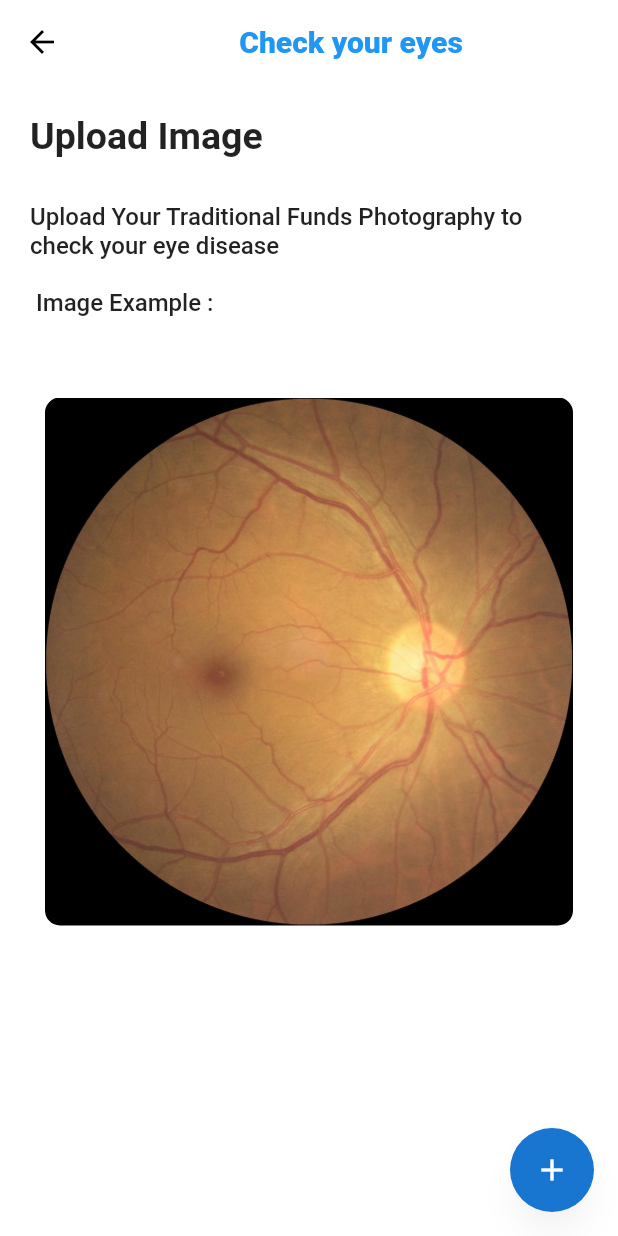
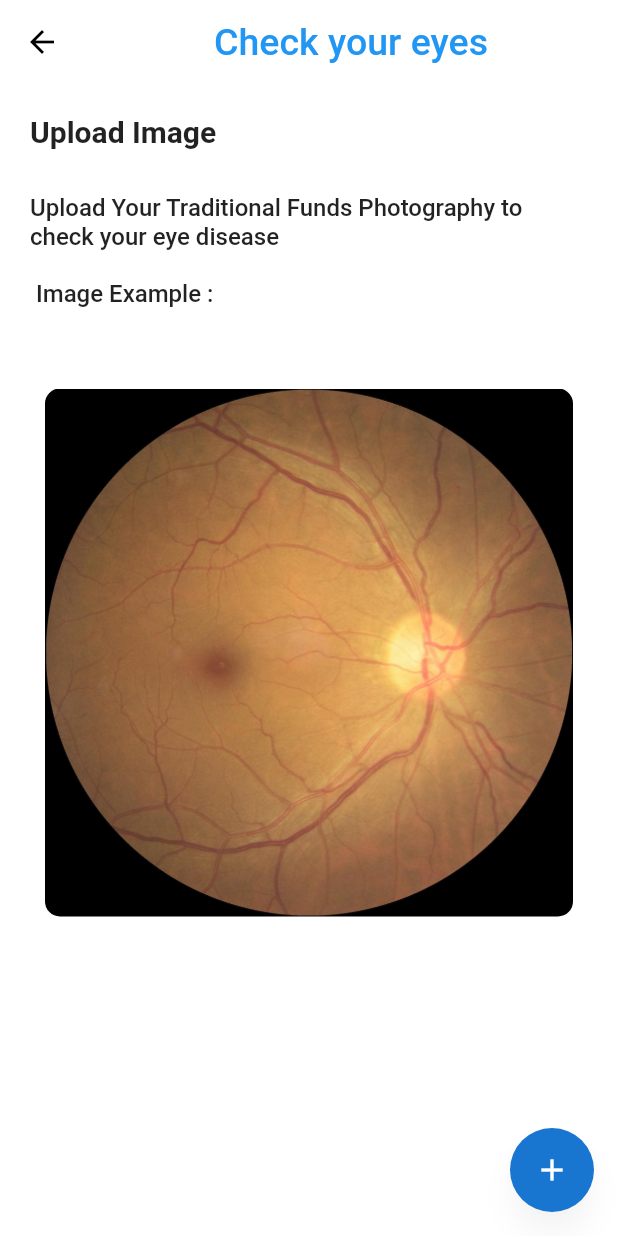
Before and after one commit to tahamoh33/gp_flutter-master, a Flutter app: the DetectionScreen screen opened directly, on a phone screen of 412 x 824 dp. Run offline on Flutter 3.47's test engine with Material 2 defaults, Android fonts, the phone set to English and light mode, and no system bars; drawn by our look-alikes of flutter_speed_dial; our stand-ins replace auto_size_text, cloud_firestore, firebase_auth, firebase_core, firebase_storage, flutter_image_compress and 5 more; missing offline and left inert: tflite; accounts and stored records are empty; Roboto replaces fonts that are missing (@font/montserrat_semibold).

Commit message:
Updated App Bar

```diff
--- a/lib/CustomWidgets/custom_button.dart
+++ b/lib/CustomWidgets/custom_button.dart
@@ -20,6 +20,7 @@ class CustomButton extends StatelessWidget {
       width: width,
       height: height,
       child: ElevatedButton(
+
         onPressed: onPressed,
         style: ElevatedButton.styleFrom(primary: ColorManager.primary),
         child: Text(
--- a/lib/Screens/Authentication/Login.dart
+++ b/lib/Screens/Authentication/Login.dart
@@ -120,13 +120,13 @@ class LoginState extends State<Login> {
       appBar: AppBar(),
       body: SafeArea(
         child: ListView(
-          padding: EdgeInsets.only(left: width * 0.05, right: width * 0.05),
+          padding: EdgeInsets.all(30),
           children: [
             SizedBox(height: height * 0.03),
             Container(
               width: width * 0.5,
               height: height * 0.05,
-              margin: EdgeInsets.only(left: width * 0.1),
+              //margin: EdgeInsets.only(left: width * 0.1),
               child: AutoSizeText(
                 'Login',
                 style: TextStyle(
@@ -150,7 +150,7 @@ class LoginState extends State<Login> {
             //   height: height * 0.02,
             // ),
             Container(
-              margin: EdgeInsets.only(left: width * 0.1, top: height * 0.02),
+              //margin: EdgeInsets.only(left: width * 0.1, top: height * 0.02),
               width: width * 0.3,
               height: height * 0.05,
               child: Text(
--- a/lib/Screens/NavigationScreens/DetectionScreen.dart
+++ b/lib/Screens/NavigationScreens/DetectionScreen.dart
@@ -106,7 +106,12 @@ class _DetectionScreenState extends State<DetectionScreen> {
       resizeToAvoidBottomInset: false,
       //resizeToAvoidBottomPadding: false,
       appBar: AppBar(
-        title: Center(child: Custom_Title(word: "Check your eyes")),
+        title: Center(child: Text("Check your eyes",
+          style: TextStyle(
+            fontSize: 25,
+                color: Colors.blue
+          ), )
+        ),
       ),
 
       body:
@@ -118,7 +123,7 @@ class _DetectionScreenState extends State<DetectionScreen> {
               mainAxisAlignment: MainAxisAlignment.center,
               children: [
                 Text("Upload Image",
-                    style: TextStyle(fontWeight: FontWeight.bold, fontSize: 25)),
+                    style: TextStyle(fontWeight: FontWeight.bold, fontSize: 20)),
                 SizedBox(
                   height: 30,
                 ),
```
Also changed, not shown: lib/Screens/Authentication/signup.dart (+14 -14 lines), lib/Screens/NavigationScreens/History.dart (+5 -2 lines), lib/Screens/NavigationScreens/Profile.dart (+6 -1 lines), lib/Screens/NavigationScreens/show_profile.dart (+6 -1 lines).
